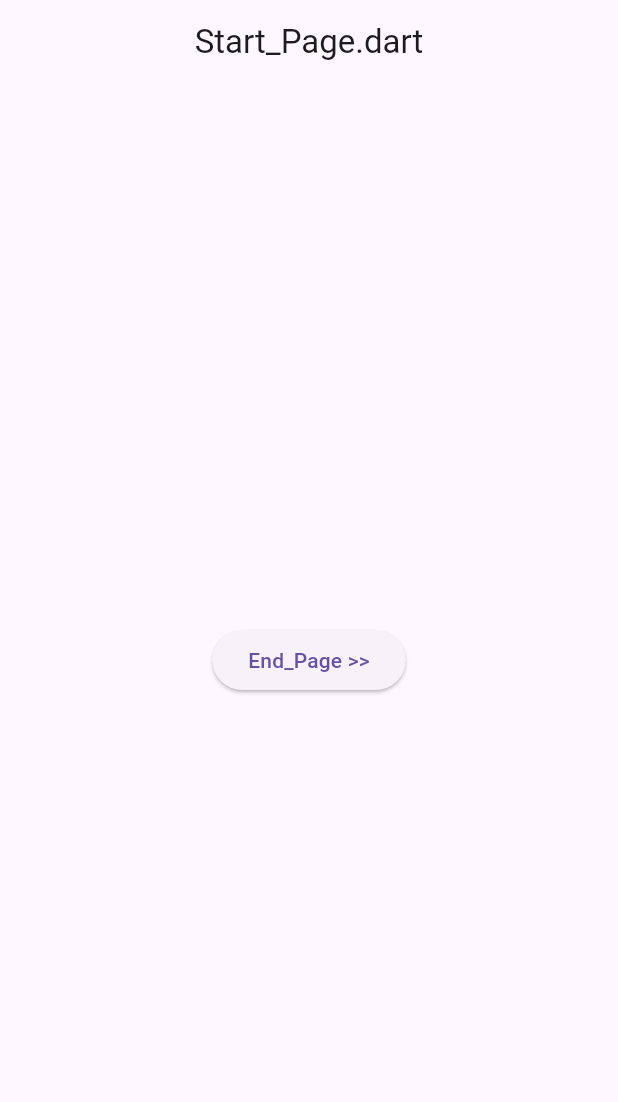
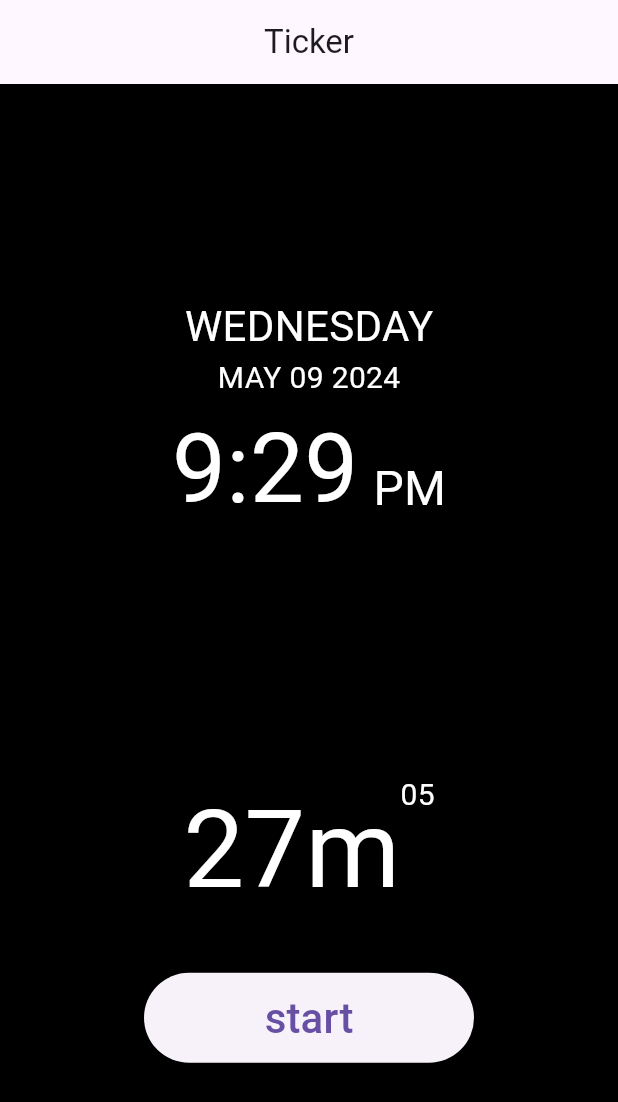
Before and after one commit to mattgwriter7/flutt_ticker, a Flutter app: the screen it shows after launch, on a phone screen of 412 x 824 dp. Shown: the top 1102 px of the screen. Run offline on Flutter 3.47's test engine with Material 3 defaults, Android fonts, the phone set to English and light mode, and no system bars.

Commit message:
added ui

```diff
--- a/lib/main.dart
+++ b/lib/main.dart
@@ -37,6 +37,13 @@ class MyApp extends StatelessWidget {
 
     return MaterialApp(
       debugShowCheckedModeBanner: true,
+      theme: ThemeData(
+          textTheme: TextTheme(
+            bodyText2: TextStyle(
+              color: Colors.white,
+            ),
+          ),
+        ),
       initialRoute: 'Start_Page',
       routes: {
         'Start_Page': (context) => const Start_Page(),
--- a/lib/pages/Start_Page.dart
+++ b/lib/pages/Start_Page.dart
@@ -58,25 +58,78 @@ class _Start_PageState extends State<Start_Page> {
       },
       child: SafeArea(
         child: Scaffold(
+          backgroundColor: Colors.black,
           appBar: AppBar(
-            title: Text( filename ),
+            title: Text( 'Ticker' ),
             centerTitle: true,
+            elevation: 0,
           ),
           body: Container(
             width: double.infinity,
             color: Colors.transparent,
             child: Column(
-              mainAxisAlignment: MainAxisAlignment.center,
-              crossAxisAlignment: CrossAxisAlignment.center,
-              children :
-                [
-                  ElevatedButton(
-                    child: const Text( 'End_Page >>' ),
-                    onPressed: () {
-                      Navigator.of(context).pushNamed('End_Page');
-                      return;
-                    },
+              children: [
+                Expanded(
+                  child: Container(
+                    color: Colors.transparent,
+                    width: double.infinity,
+                    child: Column(
+                      mainAxisAlignment: MainAxisAlignment.center,
+                      crossAxisAlignment: CrossAxisAlignment.center,
+                      children: [
+                        SizedBox(height: 60),
+                        Text('WEDNESDAY',
+                            style: TextStyle( fontSize: 28)),
+                        Text('MAY 09 2024',
+                            style: TextStyle( fontSize: 20)),
+                        Row(
+                          mainAxisAlignment: MainAxisAlignment.center,
+                          crossAxisAlignment: CrossAxisAlignment.end,
+                          children: [
+                            Text('9:29', style: TextStyle( fontSize: 64)),
+                            Padding(
+                              padding: const EdgeInsets.fromLTRB(10,0,0,10),
+                              child: Text('PM', style: TextStyle( fontSize: 32)),
+                            ),
+                          ],
+                        ),
+                      ],
+                    )
                   ),
+                ),
+                Expanded(
+                  child: Container(
+                    color: Colors.transparent,
+                    width: double.infinity,
+                    child: Column(
+                      mainAxisAlignment: MainAxisAlignment.center,
+                      crossAxisAlignment: CrossAxisAlignment.center,
+                      children: [
+                        Row(
+                          mainAxisAlignment: MainAxisAlignment.center,
+                          crossAxisAlignment: CrossAxisAlignment.start,
+                          children: [
+                            Text('27m',
+                            style: TextStyle( fontSize: 72)),
+                            Text('05',
+                            style: TextStyle( fontSize: 20)),
+                          ],
+                        ),
+                        Padding(
+                          padding: const EdgeInsets.fromLTRB(0,30,0,40),
+                          child: SizedBox(
+                            width: 220,
+                            height: 60,
+                            child: ElevatedButton(
+                              child: Text('start', style: TextStyle( fontSize: 28)),
+                              onPressed: () {},
+                            ),
+                          ),
+                        ),
+                      ],
+                    )
+                  ),
+                ),
               ],
             ),
           ),
```
